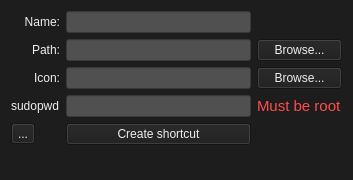
Qt form mainwindow.ui (Kuxe/dsktshrt) before a commit.
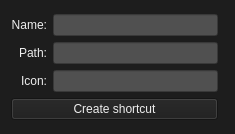
The same form after that commit. Custom widgets are drawn as their Qt base class.

Commit message: removed unimplemented gui added tooltips to textfields

```diff
--- a/mainwindow.ui
+++ b/mainwindow.ui
@@ -6,8 +6,8 @@
    <rect>
     <x>0</x>
     <y>0</y>
-    <width>353</width>
-    <height>180</height>
+    <width>235</width>
+    <height>134</height>
    </rect>
   </property>
   <property name="windowTitle">
@@ -27,37 +27,29 @@
       <property name="sizeConstraint">
        <enum>QLayout::SetDefaultConstraint</enum>
       </property>
-      <item row="2" column="2">
-       <widget class="QPushButton" name="iconBrowseButton">
-        <property name="text">
-         <string>Browse...</string>
-        </property>
-       </widget>
-      </item>
-      <item row="1" column="2">
-       <widget class="QPushButton" name="pathBrowseButton">
-        <property name="text">
-         <string>Browse...</string>
-        </property>
-       </widget>
-      </item>
-      <item row="1" column="1">
-       <widget class="QLineEdit" name="pathLineEdit">
-        <property name="styleSheet">
-         <string notr="true">background-color: rgb(80, 80, 80);</string>
-        </property>
-        <property name="text">
-         <string/>
-        </property>
-       </widget>
-      </item>
       <item row="2" column="1">
        <widget class="QLineEdit" name="iconLineEdit">
+        <property name="toolTip">
+         <string>&lt;html&gt;&lt;head/&gt;&lt;body&gt;&lt;p&gt;eg: /home/sillyusername/arbitraryfolder/icon.ico&lt;/p&gt;&lt;/body&gt;&lt;/html&gt;</string>
+        </property>
         <property name="styleSheet">
          <string notr="true">background-color: rgb(80, 80, 80);</string>
         </property>
        </widget>
       </item>
+      <item row="1" column="1">
+       <widget class="QLineEdit" name="pathLineEdit">
+        <property name="toolTip">
+         <string>&lt;html&gt;&lt;head/&gt;&lt;body&gt;&lt;p&gt;eg: /home/sillyusername/arbitraryfolder/executablefile&lt;/p&gt;&lt;/body&gt;&lt;/html&gt;</string>
+        </property>
+        <property name="styleSheet">
+         <string notr="true">background-color: rgb(80, 80, 80);</string>
+        </property>
+        <property name="text">
+         <string/>
+        </property>
+       </widget>
+      </item>
       <item row="2" column="0">
        <widget class="QLabel" name="iconLabel">
         <property name="text">
@@ -71,13 +63,6 @@
         </property>
        </widget>
       </item>
-      <item row="4" column="1">
-       <widget class="QPushButton" name="createShortcutButton">
-        <property name="text">
-         <string>Create shortcut</string>
-        </property>
-       </widget>
-      </item>
       <item row="0" column="0">
        <widget class="QLabel" name="nameLabel">
         <property name="sizePolicy">
@@ -119,15 +104,11 @@
         </property>
        </widget>
       </item>
-      <item row="3" column="0">
-       <widget class="QLabel" name="sudopwdLabel">
-        <property name="text">
-         <string>sudopwd</string>
-        </property>
-       </widget>
-      </item>
       <item row="0" column="1">
        <widget class="QLineEdit" name="nameLineEdit">
+        <property name="toolTip">
+         <string>&lt;html&gt;&lt;head/&gt;&lt;body&gt;&lt;p&gt;eg: dsktshrt&lt;/p&gt;&lt;/body&gt;&lt;/html&gt;</string>
+        </property>
         <property name="styleSheet">
          <string notr="true">background-color: rgb(80, 80, 80);</string>
         </property>
@@ -142,53 +123,25 @@
         </property>
        </widget>
       </item>
-      <item row="4" column="0">
-       <widget class="QToolButton" name="toolButton">
-        <property name="text">
-         <string>...</string>
+      <item row="1" column="2">
+       <widget class="ModelForm" name="modelWidget" native="true">
+        <property name="sizePolicy">
+         <sizepolicy hsizetype="Preferred" vsizetype="Preferred">
+          <horstretch>0</horstretch>
+          <verstretch>0</verstretch>
+         </sizepolicy>
         </property>
        </widget>
       </item>
-      <item row="3" column="2">
-       <widget class="QLabel" name="errorMessageLabel">
-        <property name="styleSheet">
-         <string notr="true">color: rgb(255, 76, 76);
-font: 75 11pt &quot;Ubuntu Mono&quot;;</string>
-        </property>
+      <item row="3" column="0" colspan="2">
+       <widget class="QPushButton" name="createShortcutButton">
         <property name="text">
-         <string>&lt;!DOCTYPE HTML PUBLIC &quot;-//W3C//DTD HTML 4.0//EN&quot; &quot;http://www.w3.org/TR/REC-html40/strict.dtd&quot;&gt;
-&lt;html&gt;&lt;head&gt;&lt;meta name=&quot;qrichtext&quot; content=&quot;1&quot; /&gt;&lt;style type=&quot;text/css&quot;&gt;
-p, li { white-space: pre-wrap; }
-&lt;/style&gt;&lt;/head&gt;&lt;body style=&quot; font-family:'Ubuntu Mono'; font-size:11pt; font-weight:72; font-style:normal;&quot;&gt;
-&lt;p style=&quot; margin-top:0px; margin-bottom:0px; margin-left:0px; margin-right:0px; -qt-block-indent:0; text-indent:0px;&quot;&gt;Must be root&lt;/p&gt;&lt;/body&gt;&lt;/html&gt;</string>
-        </property>
-       </widget>
-      </item>
-      <item row="3" column="1">
-       <widget class="QLineEdit" name="sudopwdLineEdit">
-        <property name="styleSheet">
-         <string notr="true">background-color: rgb(80, 80, 80);</string>
-        </property>
-        <property name="echoMode">
-         <enum>QLineEdit::Password</enum>
-        </property>
-        <property name="cursorMoveStyle">
-         <enum>Qt::LogicalMoveStyle</enum>
+         <string>Create shortcut</string>
         </property>
        </widget>
       </item>
      </layout>
     </item>
-    <item>
-     <widget class="ModelForm" name="modelWidget" native="true">
-      <property name="sizePolicy">
-       <sizepolicy hsizetype="Preferred" vsizetype="Preferred">
-        <horstretch>0</horstretch>
-        <verstretch>0</verstretch>
-       </sizepolicy>
-      </property>
-     </widget>
-    </item>
    </layout>
   </widget>
  </widget>
```
Left out of the diff: 43 changed lines with no effect on the pictures. The commit also changes 1 other file.
